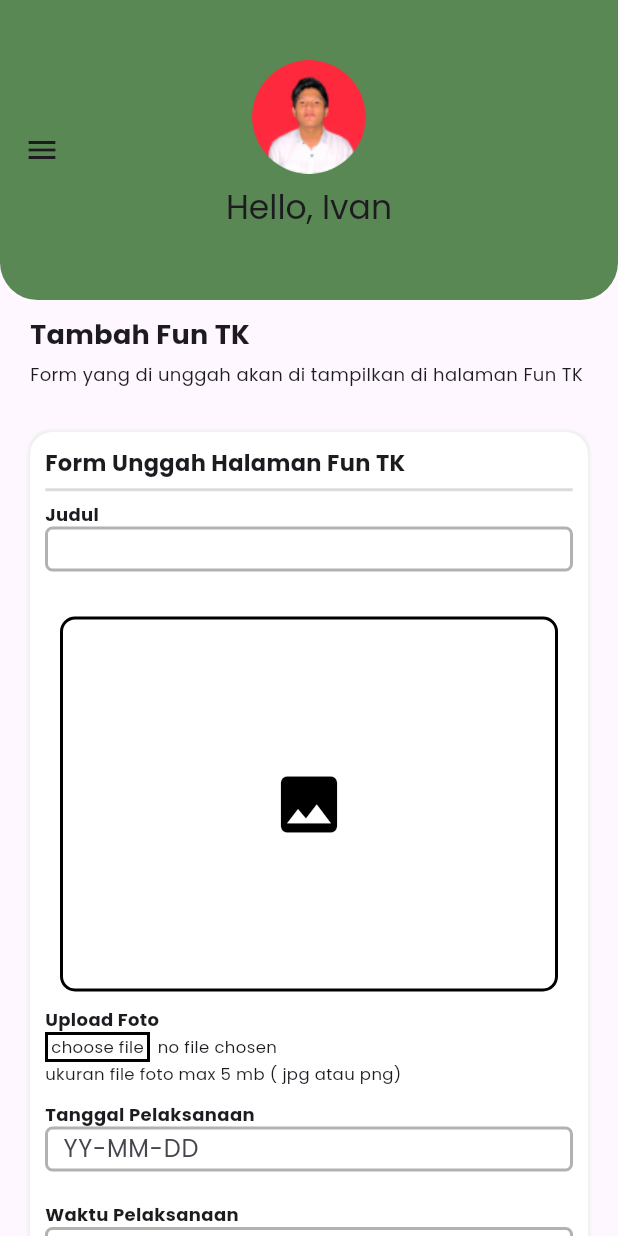
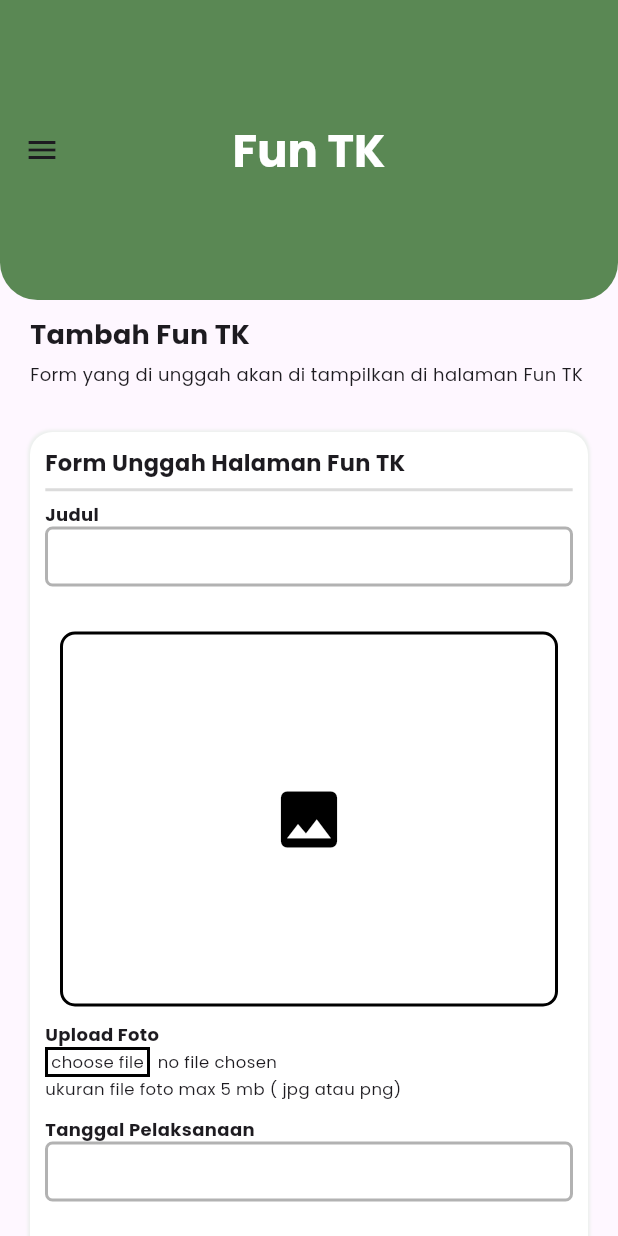
Before and after one commit to Rizkyepk/hmtk_app-master, a Flutter app: the TambahFunTk screen opened directly, on a phone screen of 412 x 824 dp. Run offline on Flutter 3.47's test engine with Material 3 defaults, Android fonts, the phone set to English and light mode, and no system bars; our stand-ins replace awesome_dialog, flutter_dotenv, google_fonts, image_picker, share_plus, shared_preferences and 2 more; accounts and stored records are empty.

Commit message:
tidy up formating form

```diff
--- a/lib/presentation/admin/tambah_fun_tk.dart
+++ b/lib/presentation/admin/tambah_fun_tk.dart
@@ -138,24 +138,32 @@ class _TambahActivtyState extends State<TambahFunTk> {
         title: Column(
           mainAxisAlignment: MainAxisAlignment.center,
           children: [
-            GestureDetector(
-              onTap: () {
-                Navigator.push(
-                  context,
-                  MaterialPageRoute(
-                      builder: (context) => const ActivityFrame()),
-                );
-              },
-              child: ClipOval(
-                child: SizedBox.fromSize(
-                  size: const Size.fromRadius(38), // Image radius
-                  child: Image.asset('assets/ftprofil.png', fit: BoxFit.cover),
+            // GestureDetector(
+            //   onTap: () {
+            //     Navigator.push(
+            //       context,
+            //       MaterialPageRoute(
+            //           builder: (context) => const ActivityFrame()),
+            //     );
+            //   },
+            //   child: ClipOval(
+            //     child: SizedBox.fromSize(
+            //       size: const Size.fromRadius(38), // Image radius
+            //       child: Image.asset('assets/ftprofil.png', fit: BoxFit.cover),
+            //     ),
+            //   ),
+            // ),
+            Container(
+              padding: const EdgeInsets.all(8.0),
+              child: const Text(
+                'Fun TK',
+                style: TextStyle(
+                  fontWeight: FontWeight.bold,
+                  color: Colors.white,
+                  fontSize: 30,
                 ),
               ),
-            ),
-            Container(
-                padding: const EdgeInsets.all(8.0),
-                child: const Text('Hello, Ivan'))
+            )
           ],
         ),
         shape: const RoundedRectangleBorder(
@@ -233,7 +241,7 @@ class _TambahActivtyState extends State<TambahFunTk> {
                     Container(
                       margin: const EdgeInsets.only(bottom: 10),
                       padding: const EdgeInsets.only(left: 10),
-                      height: 30,
+                      height: 40,
                       decoration: BoxDecoration(
                         borderRadius:
                             const BorderRadius.all(Radius.circular(5.0)),
@@ -243,11 +251,11 @@ class _TambahActivtyState extends State<TambahFunTk> {
                           width: 2.0,
                         ),
                       ),
-                      child: TextField(
+                      child: TextFormField(
                         controller: titleController,
                         decoration: const InputDecoration(
                           border: InputBorder.none,
-                          contentPadding: EdgeInsets.symmetric(vertical: 12),
+                          contentPadding: EdgeInsets.only(bottom: 16.0),
                         ),
                       ),
                     ),
@@ -348,7 +356,7 @@ class _TambahActivtyState extends State<TambahFunTk> {
                     Container(
                       margin: const EdgeInsets.only(bottom: 10),
                       padding: const EdgeInsets.only(left: 10),
-                      height: 30,
+                      height: 40,
                       decoration: BoxDecoration(
                         borderRadius:
                             const BorderRadius.all(Radius.circular(5.0)),
@@ -361,9 +369,9 @@ class _TambahActivtyState extends State<TambahFunTk> {
                       child: TextField(
                         controller: dateController,
                         decoration: const InputDecoration(
-                          hintText: 'YY-MM-DD',
+                          // hintText: 'YY-MM-DD',
                           border: InputBorder.none,
-                          contentPadding: EdgeInsets.symmetric(vertical: 7),
+                          contentPadding: EdgeInsets.symmetric(vertical: 14),
                         ),
                         onTap: () {
                           showDatePicker(
@@ -393,7 +401,7 @@ class _TambahActivtyState extends State<TambahFunTk> {
                     Container(
                       margin: const EdgeInsets.only(bottom: 10),
                       padding: const EdgeInsets.only(left: 10),
-                      height: 30,
+                      height: 40,
                       decoration: BoxDecoration(
                         borderRadius:
                             const BorderRadius.all(Radius.circular(5.0)),
@@ -407,6 +415,7 @@ class _TambahActivtyState extends State<TambahFunTk> {
                           controller: timeController,
                           decoration: const InputDecoration(
                             border: InputBorder.none,
+                            contentPadding: EdgeInsets.symmetric(vertical: 14),
                           ),
                           onTap: () {
                             showTimePicker(
@@ -434,7 +443,7 @@ class _TambahActivtyState extends State<TambahFunTk> {
                     Container(
                       margin: const EdgeInsets.only(bottom: 10),
                       padding: const EdgeInsets.only(left: 10),
-                      height: 30,
+                      height: 40,
                       decoration: BoxDecoration(
                         borderRadius:
                             const BorderRadius.all(Radius.circular(5.0)),
@@ -444,11 +453,11 @@ class _TambahActivtyState extends State<TambahFunTk> {
                           width: 2.0,
                         ),
                       ),
-                      child: TextField(
+                      child: TextFormField(
                         controller: contentController,
                         decoration: const InputDecoration(
                           border: InputBorder.none,
-                          contentPadding: EdgeInsets.symmetric(vertical: 12),
+                          contentPadding: EdgeInsets.only(bottom: 16.0),
                         ),
                       ),
                     ),
@@ -466,7 +475,7 @@ class _TambahActivtyState extends State<TambahFunTk> {
                     Container(
                       margin: const EdgeInsets.only(bottom: 10),
                       padding: const EdgeInsets.only(left: 10),
-                      height: 30,
+                      height: 40,
                       decoration: BoxDecoration(
                         borderRadius:
                             const BorderRadius.all(Radius.circular(5.0)),
@@ -476,11 +485,11 @@ class _TambahActivtyState extends State<TambahFunTk> {
                           width: 2.0,
                         ),
                       ),
-                      child: TextField(
+                      child: TextFormField(
                         controller: locationController,
-                        decoration: InputDecoration(
+                        decoration: const InputDecoration(
                           border: InputBorder.none,
-                          contentPadding: EdgeInsets.symmetric(vertical: 12),
+                          contentPadding: EdgeInsets.only(bottom: 16.0),
                         ),
                       ),
                     ),
@@ -494,7 +503,7 @@ class _TambahActivtyState extends State<TambahFunTk> {
                     Container(
                       margin: const EdgeInsets.only(bottom: 10),
                       padding: const EdgeInsets.only(left: 10),
-                      height: 30,
+                      height: 40,
                       decoration: BoxDecoration(
                         borderRadius:
                             const BorderRadius.all(Radius.circular(5.0)),
@@ -504,11 +513,11 @@ class _TambahActivtyState extends State<TambahFunTk> {
                           width: 2.0,
                         ),
                       ),
-                      child: TextField(
+                      child: TextFormField(
                         controller: mapController,
                         decoration: const InputDecoration(
                           border: InputBorder.none,
-                          contentPadding: EdgeInsets.symmetric(vertical: 12),
+                          contentPadding: EdgeInsets.only(bottom: 16.0),
                         ),
                       ),
                     ),
@@ -528,7 +537,10 @@ class _TambahActivtyState extends State<TambahFunTk> {
                             //       builder: (context) => const DaftarFuntk()),
                             // );
                           },
-                          child: const Text('Tambah')),
+                          child: const Text(
+                            'Tambah',
+                            style: TextStyle(color: Colors.white),
+                          )),
                     )
                   ],
                 ),
```
Also changed, not shown: lib/presentation/admin/tambah_aktivty.dart (+17 -10 lines), lib/presentation/admin/tambah_lab.dart (+37 -17 lines), lib/presentation/admin/tambah_shop.dart (+31 -20 lines).
